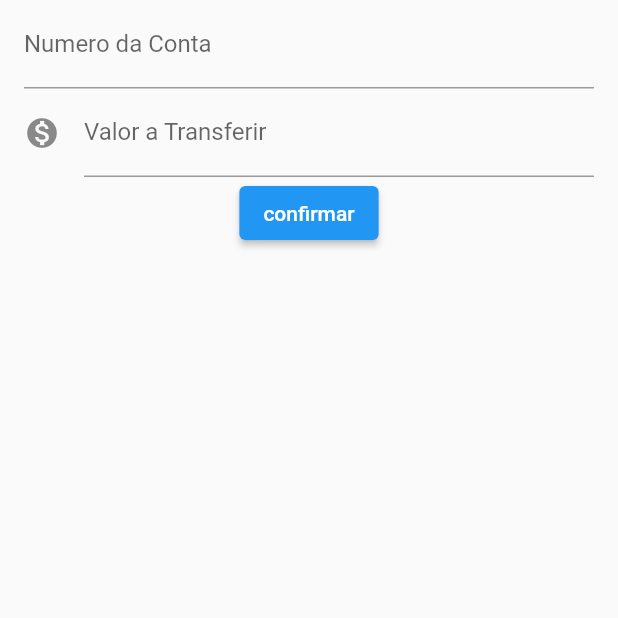
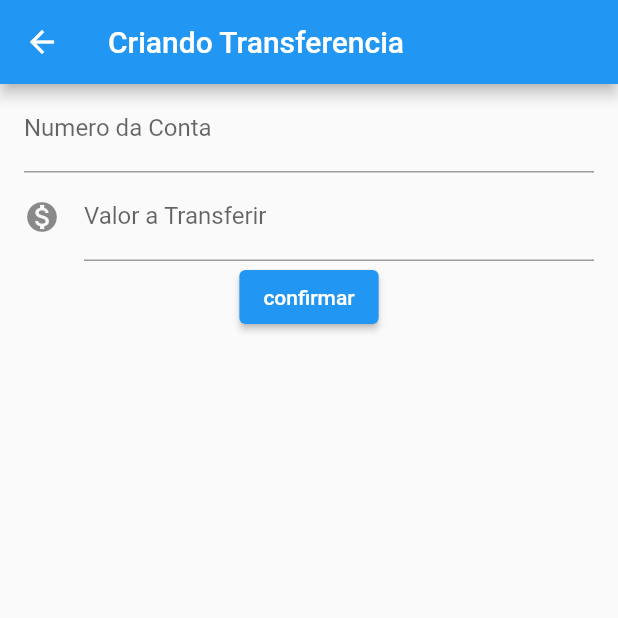
Before and after one commit to CornelioLeandro/ByteBank-Flutter, a Flutter app: the FormularioTransferencia screen opened directly, on a phone screen of 412 x 824 dp, the top half of it. Run offline on Flutter 3.47's test engine with Material 2 defaults, Android fonts, the phone set to English and light mode, and no system bars; missing offline and left inert: dart:ffi.

```diff
--- a/lib/ui/tranferencia/Formulario.dart
+++ b/lib/ui/tranferencia/Formulario.dart
@@ -26,7 +26,7 @@ class FormularioTransferenciaState extends State<FormularioTransferencia> {
 
   @override
   Widget build(BuildContext context) {
-    return Scffold(
+    return Scaffold(
       appBar: AppBar(
           title: const Text(_tituloAppBar)),
       body: SingleChildScrollView(
```
